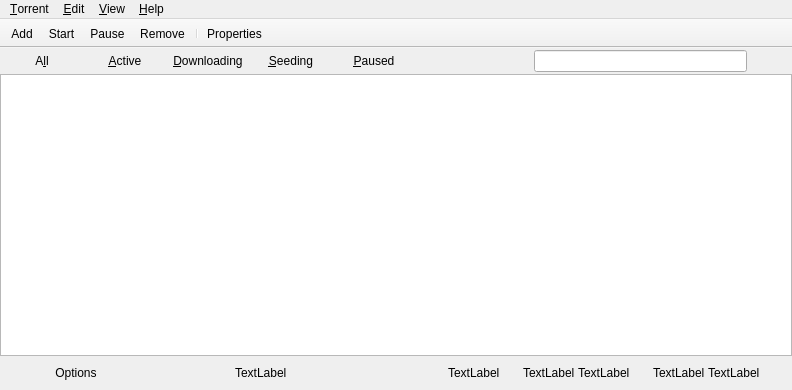
Before: the Qt Designer form qt/mainwin.ui in jordanl/transmission, drawn with Qt 5.
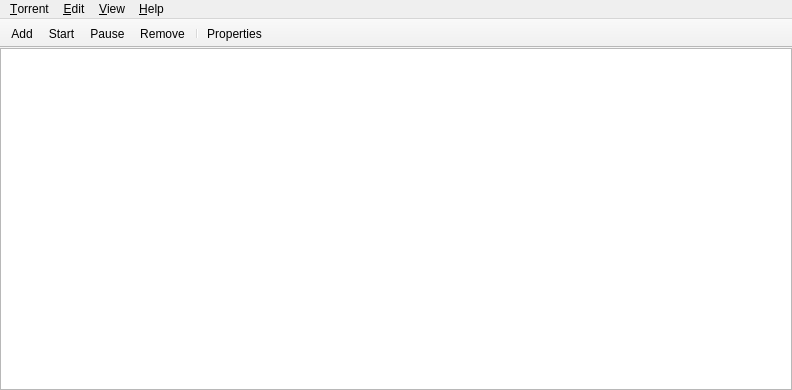
After: the same form once the commit is applied.

Commit message: (trunk qt) hack on the main window layout

What changed in the file:
```diff
--- a/qt/mainwin.ui
+++ b/qt/mainwin.ui
@@ -21,201 +21,6 @@
     <property name="margin">
      <number>0</number>
     </property>
-    <item>
-     <widget class="QWidget" name="filterbar" native="true">
-      <property name="sizePolicy">
-       <sizepolicy hsizetype="Preferred" vsizetype="Preferred">
-        <horstretch>0</horstretch>
-        <verstretch>0</verstretch>
-       </sizepolicy>
-      </property>
-      <layout class="QHBoxLayout" name="horizontalLayout_2">
-       <property name="spacing">
-        <number>3</number>
-       </property>
-       <property name="sizeConstraint">
-        <enum>QLayout::SetDefaultConstraint</enum>
-       </property>
-       <property name="margin">
-        <number>2</number>
-       </property>
-       <item>
-        <widget class="QPushButton" name="filterAll">
-         <property name="toolTip">
-          <string>Show all torrents</string>
-         </property>
-         <property name="text">
-          <string>A&amp;ll</string>
-         </property>
-         <property name="checkable">
-          <bool>true</bool>
-         </property>
-         <property name="flat">
-          <bool>true</bool>
-         </property>
-        </widget>
-       </item>
-       <item>
-        <widget class="QPushButton" name="filterActive">
-         <property name="sizePolicy">
-          <sizepolicy hsizetype="Preferred" vsizetype="Fixed">
-           <horstretch>0</horstretch>
-           <verstretch>0</verstretch>
-          </sizepolicy>
-         </property>
-         <property name="toolTip">
-          <string>Show active torrents</string>
-         </property>
-         <property name="text">
-          <string>&amp;Active</string>
-         </property>
-         <property name="checkable">
-          <bool>true</bool>
-         </property>
-         <property name="flat">
-          <bool>true</bool>
-         </property>
-        </widget>
-       </item>
-       <item>
-        <widget class="QPushButton" name="filterDownloading">
-         <property name="sizePolicy">
-          <sizepolicy hsizetype="Preferred" vsizetype="Fixed">
-           <horstretch>0</horstretch>
-           <verstretch>0</verstretch>
-          </sizepolicy>
-         </property>
-         <property name="baseSize">
-          <size>
-           <width>0</width>
-           <height>0</height>
-          </size>
-         </property>
-         <property name="toolTip">
-          <string>Show torrents being downloaded</string>
-         </property>
-         <property name="text">
-          <string>&amp;Downloading</string>
-         </property>
-         <property name="checkable">
-          <bool>true</bool>
-         </property>
-         <property name="flat">
-          <bool>true</bool>
-         </property>
-        </widget>
-       </item>
-       <item>
-        <widget class="QPushButton" name="filterSeeding">
-         <property name="sizePolicy">
-          <sizepolicy hsizetype="Preferred" vsizetype="Fixed">
-           <horstretch>0</horstretch>
-           <verstretch>0</verstretch>
-          </sizepolicy>
-         </property>
-         <property name="toolTip">
-          <string>Show torrents being seeded</string>
-         </property>
-         <property name="text">
-          <string>&amp;Seeding</string>
-         </property>
-         <property name="checkable">
-          <bool>true</bool>
-         </property>
-         <property name="flat">
-          <bool>true</bool>
-         </property>
-        </widget>
-       </item>
-       <item>
-        <widget class="QPushButton" name="filterPaused">
-         <property name="sizePolicy">
-          <sizepolicy hsizetype="Preferred" vsizetype="Fixed">
-           <horstretch>0</horstretch>
-           <verstretch>0</verstretch>
-          </sizepolicy>
-         </property>
-         <property name="toolTip">
-          <string>Show paused torrents</string>
-         </property>
-         <property name="text">
-          <string>&amp;Paused</string>
-         </property>
-         <property name="checkable">
-          <bool>true</bool>
-         </property>
-         <property name="flat">
-          <bool>true</bool>
-         </property>
-        </widget>
-       </item>
-       <item>
-        <widget class="QWidget" name="filterBarSpacer" native="true">
-         <property name="sizePolicy">
-          <sizepolicy hsizetype="Expanding" vsizetype="Fixed">
-           <horstretch>1</horstretch>
-           <verstretch>0</verstretch>
-          </sizepolicy>
-         </property>
-        </widget>
-       </item>
-       <item>
-        <widget class="QPushButton" name="filterEntryModeButton">
-         <property name="sizePolicy">
-          <sizepolicy hsizetype="Minimum" vsizetype="Fixed">
-           <horstretch>0</horstretch>
-           <verstretch>0</verstretch>
-          </sizepolicy>
-         </property>
-         <property name="toolTip">
-          <string>Set text filter mode</string>
-         </property>
-         <property name="text">
-          <string/>
-         </property>
-         <property name="flat">
-          <bool>true</bool>
-         </property>
-        </widget>
-       </item>
-       <item>
-        <widget class="QLineEdit" name="filterEntry">
-         <property name="sizePolicy">
-          <sizepolicy hsizetype="Preferred" vsizetype="Fixed">
-           <horstretch>3</horstretch>
-           <verstretch>0</verstretch>
-          </sizepolicy>
-         </property>
-         <property name="toolTip">
-          <string>Show torrents matching this text</string>
-         </property>
-        </widget>
-       </item>
-       <item>
-        <widget class="QPushButton" name="filterEntryClearButton">
-         <property name="toolTip">
-          <string>Clear the filter text</string>
-         </property>
-         <property name="text">
-          <string/>
-         </property>
-         <property name="flat">
-          <bool>true</bool>
-         </property>
-        </widget>
-       </item>
-      </layout>
-      <zorder>filterAll</zorder>
-      <zorder>filterActive</zorder>
-      <zorder>filterDownloading</zorder>
-      <zorder>filterSeeding</zorder>
-      <zorder>filterPaused</zorder>
-      <zorder>filterBarSpacer</zorder>
-      <zorder>filterEntry</zorder>
-      <zorder>filterEntryClearButton</zorder>
-      <zorder>filterEntryModeButton</zorder>
-     </widget>
-    </item>
     <item>
      <widget class="QListView" name="listView">
       <property name="sizePolicy">
@@ -238,237 +43,6 @@
       </property>
      </widget>
     </item>
-    <item>
-     <widget class="QWidget" name="statusbar" native="true">
-      <property name="sizePolicy">
-       <sizepolicy hsizetype="Preferred" vsizetype="Fixed">
-        <horstretch>0</horstretch>
-        <verstretch>0</verstretch>
-       </sizepolicy>
-      </property>
-      <layout class="QHBoxLayout" name="horizontalLayout">
-       <property name="spacing">
-        <number>3</number>
-       </property>
-       <property name="margin">
-        <number>3</number>
-       </property>
-       <item>
-        <widget class="QPushButton" name="speedLimitModeButton">
-         <property name="sizePolicy">
-          <sizepolicy hsizetype="Fixed" vsizetype="Fixed">
-           <horstretch>0</horstretch>
-           <verstretch>0</verstretch>
-          </sizepolicy>
-         </property>
-         <property name="minimumSize">
-          <size>
-           <width>30</width>
-           <height>24</height>
-          </size>
-         </property>
-         <property name="maximumSize">
-          <size>
-           <width>24</width>
-           <height>50</height>
-          </size>
-         </property>
-         <property name="flat">
-          <bool>true</bool>
-         </property>
-        </widget>
-       </item>
-       <item>
-        <widget class="QPushButton" name="optionsButton">
-         <property name="sizePolicy">
-          <sizepolicy hsizetype="Fixed" vsizetype="Fixed">
-           <horstretch>0</horstretch>
-           <verstretch>0</verstretch>
-          </sizepolicy>
-         </property>
-         <property name="minimumSize">
-          <size>
-           <width>30</width>
-           <height>28</height>
-          </size>
-         </property>
-         <property name="maximumSize">
-          <size>
-           <width>1000</width>
-           <height>1000</height>
-          </size>
-         </property>
-         <property name="text">
-          <string notr="true">Options</string>
-         </property>
-         <property name="flat">
-          <bool>true</bool>
-         </property>
-        </widget>
-       </item>
-       <item>
-        <spacer name="horizontalSpacer_4">
-         <property name="orientation">
-          <enum>Qt::Horizontal</enum>
-         </property>
-         <property name="sizeType">
-          <enum>QSizePolicy::Expanding</enum>
-         </property>
-         <property name="sizeHint" stdset="0">
-          <size>
-           <width>1</width>
-           <height>1</height>
-          </size>
-         </property>
-        </spacer>
-       </item>
-       <item>
-        <widget class="QLabel" name="visibleCountLabel">
-         <property name="text">
-          <string>TextLabel</string>
-         </property>
-        </widget>
-       </item>
-       <item>
-        <spacer name="horizontalSpacer">
-         <property name="orientation">
-          <enum>Qt::Horizontal</enum>
-         </property>
-         <property name="sizeType">
-          <enum>QSizePolicy::Expanding</enum>
-         </property>
-         <property name="sizeHint" stdset="0">
-          <size>
-           <width>1</width>
-           <height>1</height>
-          </size>
-         </property>
-        </spacer>
-       </item>
-       <item>
-        <widget class="QPushButton" name="statusbarStatsButton">
-         <property name="text">
-          <string/>
-         </property>
-         <property name="iconSize">
-          <size>
-           <width>16</width>
-           <height>16</height>
-          </size>
-         </property>
-         <property name="flat">
-          <bool>true</bool>
-         </property>
-        </widget>
-       </item>
-       <item>
-        <widget class="QLabel" name="statusbarStatsLabel">
-         <property name="text">
-          <string>TextLabel</string>
-         </property>
-        </widget>
-       </item>
-       <item>
-        <spacer name="horizontalSpacer_3">
-         <property name="orientation">
-          <enum>Qt::Horizontal</enum>
-         </property>
-         <property name="sizeType">
-          <enum>QSizePolicy::Fixed</enum>
-         </property>
-         <property name="sizeHint" stdset="0">
-          <size>
-           <width>20</width>
-           <height>0</height>
-          </size>
-         </property>
-        </spacer>
-       </item>
-       <item>
-        <widget class="QLabel" name="downloadIconLabel">
-         <property name="text">
-          <string>TextLabel</string>
-         </property>
-        </widget>
-       </item>
-       <item>
-        <widget class="QLabel" name="downloadTextLabel">
-         <property name="toolTip">
-          <string>Overall download speed</string>
-         </property>
-         <property name="text">
-          <string>TextLabel</string>
-         </property>
-        </widget>
-       </item>
-       <item>
-        <spacer name="horizontalSpacer_2">
-         <property name="orientation">
-          <enum>Qt::Horizontal</enum>
-         </property>
-         <property name="sizeType">
-          <enum>QSizePolicy::Fixed</enum>
-         </property>
-         <property name="sizeHint" stdset="0">
-          <size>
-           <width>20</width>
-           <height>0</height>
-          </size>
-         </property>
-        </spacer>
-       </item>
-       <item>
-        <widget class="QLabel" name="uploadIconLabel">
-         <property name="text">
-          <string>TextLabel</string>
-         </property>
-        </widget>
-       </item>
-       <item>
-        <widget class="QLabel" name="uploadTextLabel">
-         <property name="toolTip">
-          <string>Overall upload speed</string>
-         </property>
-         <property name="text">
-          <string>TextLabel</string>
-         </property>
-        </widget>
-       </item>
-       <item>
-        <spacer name="horizontalSpacer_5">
-         <property name="orientation">
-          <enum>Qt::Horizontal</enum>
-         </property>
-         <property name="sizeType">
-          <enum>QSizePolicy::Fixed</enum>
-         </property>
-         <property name="sizeHint" stdset="0">
-          <size>
-           <width>10</width>
-           <height>0</height>
-          </size>
-         </property>
-        </spacer>
-       </item>
-       <item>
-        <widget class="QLabel" name="networkLabel">
-         <property name="minimumSize">
-          <size>
-           <width>16</width>
-           <height>16</height>
-          </size>
-         </property>
-         <property name="text">
-          <string/>
-         </property>
-         <property name="textFormat">
-          <enum>Qt::PlainText</enum>
-         </property>
-        </widget>
-       </item>
-      </layout>
-     </widget>
-    </item>
    </layout>
    <zorder>listView</zorder>
    <zorder>statusbar</zorder>
```
Left out of the diff: 5 changed lines with no effect on the pictures. The commit also changes 6 other files.
